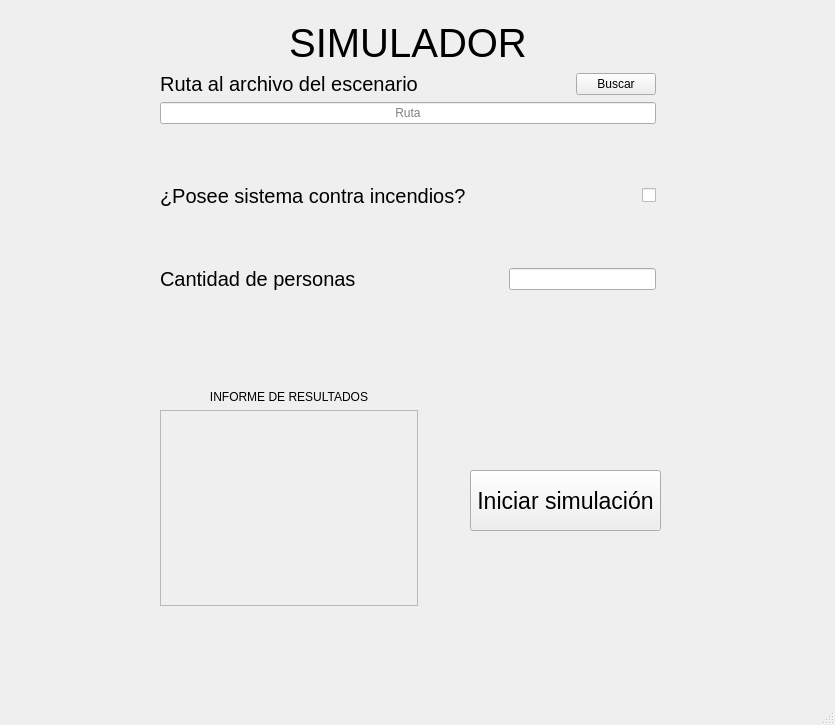
This is src/ui/simulador.ui in UTN-FRM-TUP/Grupo-A-TM as Qt 5 draws it before an edit. The edited form follows.
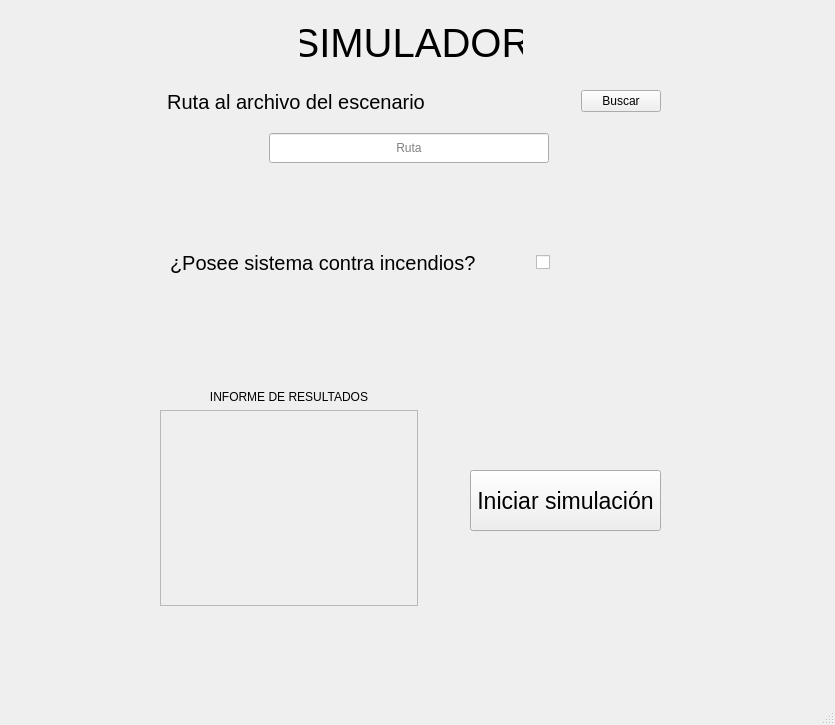
This is the edited form.

```diff
--- a/src/ui/simulador.ui
+++ b/src/ui/simulador.ui
@@ -67,18 +67,15 @@
      </item>
     </layout>
    </widget>
-   <widget class="QWidget" name="layoutWidget">
-    <property name="geometry">
-     <rect>
-      <x>160</x>
-      <y>20</y>
-      <width>496</width>
-      <height>271</height>
-     </rect>
-    </property>
-    <layout class="QVBoxLayout" name="verticalLayout">
-     <item>
       <widget class="QLabel" name="label">
+    <property name="geometry">
+     <rect>
+      <x>300</x>
+      <y>20</y>
+      <width>223</width>
+      <height>45</height>
+     </rect>
+    </property>
        <property name="font">
         <font>
          <pointsize>30</pointsize>
@@ -91,8 +88,15 @@
         <set>Qt::AlignCenter</set>
        </property>
       </widget>
-     </item>
-     <item>
+   <widget class="QWidget" name="layoutWidget">
+    <property name="geometry">
+     <rect>
+      <x>167</x>
+      <y>87</y>
+      <width>494</width>
+      <height>29</height>
+     </rect>
+    </property>
       <layout class="QHBoxLayout" name="horizontalLayout">
        <item>
         <widget class="QLabel" name="etiquetaRuta">
@@ -130,32 +134,17 @@
         </widget>
        </item>
       </layout>
-     </item>
-     <item>
-      <widget class="QLineEdit" name="rutaArchivo">
-       <property name="alignment">
-        <set>Qt::AlignCenter</set>
-       </property>
-       <property name="placeholderText">
-        <string>Ruta</string>
-       </property>
-      </widget>
-     </item>
-     <item>
-      <spacer name="verticalSpacer">
-       <property name="orientation">
-        <enum>Qt::Vertical</enum>
-       </property>
-       <property name="sizeHint" stdset="0">
-        <size>
-         <width>20</width>
-         <height>40</height>
-        </size>
-       </property>
-      </spacer>
-     </item>
-     <item>
-      <layout class="QHBoxLayout" name="horizontalLayout_2">
+   </widget>
+   <widget class="QWidget" name="layoutWidget">
+    <property name="geometry">
+     <rect>
+      <x>170</x>
+      <y>250</y>
+      <width>380</width>
+      <height>25</height>
+     </rect>
+    </property>
+    <layout class="QHBoxLayout" name="horizontalLayout_4">
        <item>
         <widget class="QLabel" name="etiquetaExtintor">
          <property name="font">
@@ -189,53 +178,34 @@
         </widget>
        </item>
       </layout>
-     </item>
-     <item>
-      <spacer name="verticalSpacer_2">
-       <property name="orientation">
-        <enum>Qt::Vertical</enum>
-       </property>
-       <property name="sizeHint" stdset="0">
-        <size>
-         <width>20</width>
-         <height>40</height>
-        </size>
-       </property>
-      </spacer>
-     </item>
-     <item>
-      <layout class="QHBoxLayout" name="horizontalLayout_3">
-       <item>
-        <widget class="QLabel" name="label_2">
-         <property name="font">
-          <font>
-           <pointsize>15</pointsize>
-          </font>
-         </property>
-         <property name="text">
-          <string>Cantidad de personas</string>
-         </property>
-        </widget>
-       </item>
-       <item>
-        <spacer name="horizontalSpacer_2">
-         <property name="orientation">
-          <enum>Qt::Horizontal</enum>
-         </property>
-         <property name="sizeHint" stdset="0">
+   </widget>
+   <widget class="QLineEdit" name="rutaArchivo">
+    <property name="geometry">
+     <rect>
+      <x>269</x>
+      <y>133</y>
+      <width>280</width>
+      <height>30</height>
+     </rect>
+    </property>
+    <property name="sizePolicy">
+     <sizepolicy hsizetype="Fixed" vsizetype="Fixed">
+      <horstretch>0</horstretch>
+      <verstretch>0</verstretch>
+     </sizepolicy>
+    </property>
+    <property name="minimumSize">
           <size>
-           <width>40</width>
-           <height>20</height>
-          </size>
-         </property>
-        </spacer>
-       </item>
-       <item>
-        <widget class="QLineEdit" name="cantidadPersonas"/>
-       </item>
-      </layout>
-     </item>
-    </layout>
+      <width>280</width>
+      <height>30</height>
+     </size>
+    </property>
+    <property name="alignment">
+     <set>Qt::AlignCenter</set>
+    </property>
+    <property name="placeholderText">
+     <string>Ruta</string>
+    </property>
    </widget>
   </widget>
   <widget class="QMenuBar" name="menubar">
```
Left out of the diff: 2 changed lines with no effect on the pictures. Lines whose indentation alone changed are shown as unchanged.
